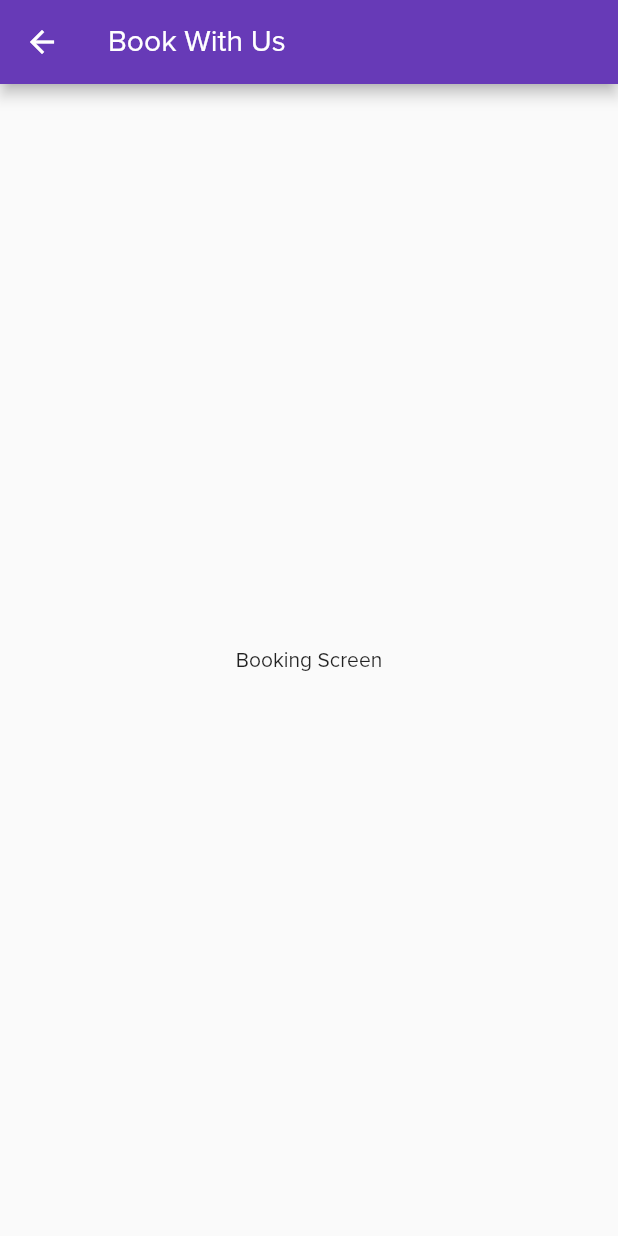
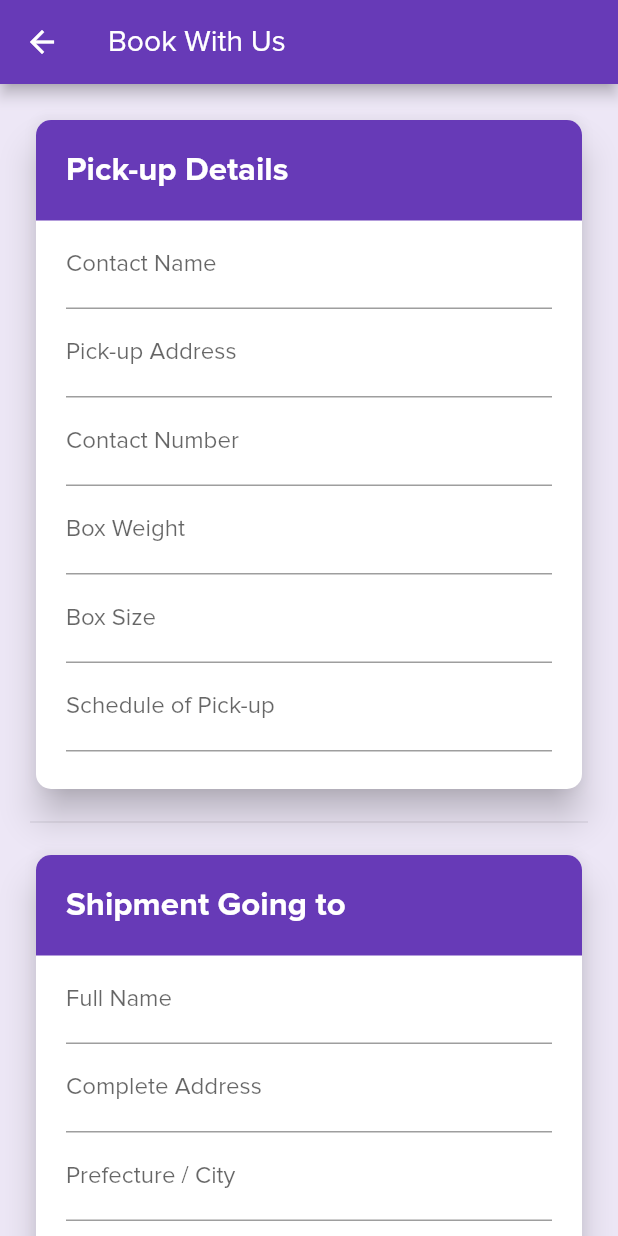
Before and after one commit to Qubits-01/pabitbit-pabagahe-pabili, a Flutter app: the screen it shows after launch, after a tap on "Book Your Order Now", on a phone screen of 412 x 824 dp. Run offline on Flutter 3.47's test engine with Material 2 defaults, Android fonts, the phone set to English and light mode, and no system bars; our stand-ins replace curved_navigation_bar.

Commit message:
Add screen for order booking

```diff
--- a/lib/main.dart
+++ b/lib/main.dart
@@ -1,10 +1,8 @@
 import 'package:flutter/material.dart';
 import 'package:flutter/services.dart';
-import 'package:provider/provider.dart';
 
 import 'routes.dart';
 import 'theme_data.dart';
-import './providers/nav_bar_state_provider.dart';
 
 void main() {
   // Make status bar transparent.
@@ -18,14 +16,11 @@ void main() {
 class MyApp extends StatelessWidget {
   @override
   Widget build(BuildContext context) {
-    return ChangeNotifierProvider(
-      create: (context) => NavBarStateProvider(),
-      child: MaterialApp(
-        title: 'Pabitbit Pabagahe Pabili (P3)',
-        theme: themeData(),
-        debugShowCheckedModeBanner: false,
-        routes: myRoutes,
-      ),
+    return MaterialApp(
+      title: 'Pabitbit Pabagahe Pabili (P3)',
+      theme: themeData(),
+      debugShowCheckedModeBanner: false,
+      routes: myRoutes,
     );
   }
 }
--- a/lib/screens/main/main_screen.dart
+++ b/lib/screens/main/main_screen.dart
@@ -61,7 +61,9 @@ class MainScreen extends StatelessWidget {
   Widget build(BuildContext context) {
     print('Main Screen');
 
-    return WillPopScope(
+    return ChangeNotifierProvider(
+      create: (context) => NavBarStateProvider(),
+      child: WillPopScope(
         onWillPop: () => _onBackPressed(context),
         child: Scaffold(
           body: Consumer<NavBarStateProvider>(
@@ -71,6 +73,7 @@ class MainScreen extends StatelessWidget {
           ),
           bottomNavigationBar: const MyBottomNavigationBar(),
         ),
+      ),
     );
   }
 }
--- a/lib/screens/order_booking/order_booking_screen.dart
+++ b/lib/screens/order_booking/order_booking_screen.dart
@@ -1,4 +1,6 @@
 import 'package:flutter/material.dart';
+
+import 'widgets/whole_form.dart';
 
 class OrderBookingScreen extends StatelessWidget {
   const OrderBookingScreen();
@@ -7,10 +9,16 @@ class OrderBookingScreen extends StatelessWidget {
 
   @override
   Widget build(BuildContext context) {
+    final Size screenSize = MediaQuery.of(context).size;
+
     return Scaffold(
       appBar: AppBar(title: const Text('Book With Us')),
-      body: const Center(
-        child: Text('Booking Screen'),
+      body: Container(
+        width: screenSize.width,
+        height: screenSize.height,
+        alignment: Alignment.topCenter,
+        color: Colors.deepPurple[50],
+        child: WholeForm(screenSize),
       ),
     );
   }
--- /dev/null
+++ b/lib/screens/order_booking/widgets/form_group.dart
@@ -0,0 +1,34 @@
+import 'package:flutter/material.dart';
+
+import 'form_group_body.dart';
+import 'form_group_header.dart';
+
+class FormGroup extends StatelessWidget {
+  const FormGroup(
+    this.screenSize, {
+    @required this.title,
+    @required this.formFields,
+  });
+
+  final Size screenSize;
+  final String title;
+  final List<Widget> formFields;
+
+  @override
+  Widget build(BuildContext context) {
+    return Card(
+      elevation: 10,
+      shape: RoundedRectangleBorder(borderRadius: BorderRadius.circular(10)),
+      child: Container(
+        width: screenSize.width * 0.9,
+        child: Column(
+          crossAxisAlignment: CrossAxisAlignment.start,
+          children: <Widget>[
+            FormGroupHeader(screenSize, title: title),
+            FormGroupBody(formFields: formFields),
+          ],
+        ),
+      ),
+    );
+  }
+}
--- /dev/null
+++ b/lib/screens/order_booking/widgets/form_group_body.dart
@@ -0,0 +1,18 @@
+import 'package:flutter/material.dart';
+
+class FormGroupBody extends StatelessWidget {
+  const FormGroupBody({@required this.formFields});
+
+  final List<Widget> formFields;
+
+  @override
+  Widget build(BuildContext context) {
+    return Container(
+      padding: const EdgeInsets.only(left: 20, right: 20, bottom: 25),
+      child: Column(
+        crossAxisAlignment: CrossAxisAlignment.start,
+        children: formFields,
+      ),
+    );
+  }
+}
--- /dev/null
+++ b/lib/screens/order_booking/widgets/form_group_divider.dart
@@ -0,0 +1,16 @@
+import 'package:flutter/material.dart';
+
+class FormGroupDivider extends StatelessWidget {
+  const FormGroupDivider({Key key}) : super(key: key);
+
+  @override
+  Widget build(BuildContext context) {
+    return Column(
+      children: const <Widget>[
+        SizedBox(height: 10),
+        Divider(),
+        SizedBox(height: 10),
+      ],
+    );
+  }
+}
--- /dev/null
+++ b/lib/screens/order_booking/widgets/form_group_header.dart
@@ -0,0 +1,28 @@
+import 'package:flutter/material.dart';
+
+class FormGroupHeader extends StatelessWidget {
+  const FormGroupHeader(this.screenSize, {@required this.title});
+
+  final Size screenSize;
+  final String title;
+
+  @override
+  Widget build(BuildContext context) {
+    return Container(
+      width: screenSize.width * 0.9,
+      padding: const EdgeInsets.all(20),
+      decoration: const BoxDecoration(
+        color: Colors.deepPurple,
+        borderRadius: BorderRadius.vertical(top: Radius.circular(10)),
+      ),
+      child: Text(
+        title,
+        style: TextStyle(
+          color: Colors.white,
+          fontSize: Theme.of(context).textTheme.headline4.fontSize,
+          fontWeight: Theme.of(context).textTheme.headline4.fontWeight,
+        ),
+      ),
+    );
+  }
+}
--- /dev/null
+++ b/lib/screens/order_booking/widgets/package_details.dart
@@ -0,0 +1,40 @@
+import 'package:flutter/material.dart';
+
+import 'form_group.dart';
+import 'services_selection.dart';
+
+class PackageDetails extends StatelessWidget {
+  const PackageDetails(
+    this.screenSize, {
+    @required this.title,
+  });
+
+  final Size screenSize;
+  final String title;
+
+  @override
+  Widget build(BuildContext context) {
+    return FormGroup(
+      screenSize,
+      title: title,
+      formFields: <Widget>[
+        TextFormField(
+          decoration: const InputDecoration(
+            labelText: 'Package Weight',
+          ),
+          keyboardType: TextInputType.number,
+          textInputAction: TextInputAction.next,
+        ),
+        const SizedBox(height: 5),
+        const Divider(),
+        Text(
+          'Service Type',
+          style: TextStyle(
+              color: Colors.black87,
+              fontSize: Theme.of(context).textTheme.headline6.fontSize),
+        ),
+        ServicesSelection(),
+      ],
+    );
+  }
+}
--- /dev/null
+++ b/lib/screens/order_booking/widgets/pick_up_details.dart
@@ -0,0 +1,65 @@
+import 'package:flutter/material.dart';
+
+import 'form_group.dart';
+
+class PickUpDetails extends StatelessWidget {
+  const PickUpDetails(
+    this.screenSize, {
+    @required this.title,
+  });
+
+  final Size screenSize;
+  final String title;
+
+  @override
+  Widget build(BuildContext context) {
+    return FormGroup(
+      screenSize,
+      title: title,
+      formFields: <Widget>[
+        TextFormField(
+          decoration: const InputDecoration(
+            labelText: 'Contact Name',
+          ),
+          keyboardType: TextInputType.name,
+          textInputAction: TextInputAction.next,
+        ),
+        TextFormField(
+          decoration: const InputDecoration(
+            labelText: 'Pick-up Address',
+          ),
+          keyboardType: TextInputType.streetAddress,
+          textInputAction: TextInputAction.next,
+        ),
+        TextFormField(
+          decoration: const InputDecoration(
+            labelText: 'Contact Number',
+          ),
+          keyboardType: TextInputType.phone,
+          textInputAction: TextInputAction.next,
+        ),
+        TextFormField(
+          decoration: const InputDecoration(
+            labelText: 'Box Weight',
+          ),
+          keyboardType: TextInputType.number,
+          textInputAction: TextInputAction.next,
+        ),
+        TextFormField(
+          decoration: const InputDecoration(
+            labelText: 'Box Size',
+          ),
+          keyboardType: TextInputType.number,
+          textInputAction: TextInputAction.next,
+        ),
+        TextFormField(
+          decoration: const InputDecoration(
+            labelText: 'Schedule of Pick-up',
+          ),
+          keyboardType: TextInputType.datetime,
+          textInputAction: TextInputAction.next,
+        ),
+      ],
+    );
+  }
+}
--- /dev/null
+++ b/lib/screens/order_booking/widgets/services_selection.dart
@@ -0,0 +1,110 @@
+import 'package:flutter/material.dart';
+
+class ServicesSelection extends StatefulWidget {
+  const ServicesSelection();
+
+  @override
+  _ServicesSelectionState createState() => _ServicesSelectionState();
+}
+
+enum ServicesType {
+  pasabay,
+  pabitbitPabagahe,
+  pabitbitBiahero,
+  pabiliPabitbitPabagahe,
+  pabiliPabitbitBiahero,
+}
+
+class _ServicesSelectionState extends State<ServicesSelection> {
+  ServicesType _serviceType = ServicesType.pasabay;
+
+  @override
+  Widget build(BuildContext context) {
+    return Column(
+      children: <Widget>[
+        // ListTile(
+        //   title: const Text('Pasabay'),
+        //   leading: Radio(
+        //     value: ServicesType.pasabay,
+        //     groupValue: _serviceType,
+        //     onChanged: (ServicesType value) {
+        //       setState(() {
+        //         _serviceType = value;
+        //       });
+        //     },
+        //   ),
+        // ),
+        RadioListTile(
+          title: const Text('Pasabay'),
+          secondary: IconButton(
+            icon: const Icon(Icons.info_outline),
+            onPressed: () {},
+          ),
+          value: ServicesType.pasabay,
+          groupValue: _serviceType,
+          onChanged: (ServicesType value) {
+            setState(() {
+              _serviceType = value;
+            });
+          },
+        ),
+        RadioListTile(
+          title: const Text('Pabibit (Pabagahe)'),
+          secondary: IconButton(
+            icon: const Icon(Icons.info_outline),
+            onPressed: () {},
+          ),
+          value: ServicesType.pabitbitPabagahe,
+          groupValue: _serviceType,
+          onChanged: (ServicesType value) {
+            setState(() {
+              _serviceType = value;
+            });
+          },
+        ),
+        RadioListTile(
+          title: const Text('Pabibit (Biahero)'),
+          secondary: IconButton(
+            icon: const Icon(Icons.info_outline),
+            onPressed: () {},
+          ),
+          value: ServicesType.pabitbitBiahero,
+          groupValue: _serviceType,
+          onChanged: (ServicesType value) {
+            setState(() {
+              _serviceType = value;
+            });
+          },
+        ),
+        RadioListTile(
+          title: const Text('Pabili at Pabibit (Pabagahe)'),
+          secondary: IconButton(
+            icon: const Icon(Icons.info_outline),
+            onPressed: () {},
+          ),
+          value: ServicesType.pabiliPabitbitPabagahe,
+          groupValue: _serviceType,
+          onChanged: (ServicesType value) {
+            setState(() {
+              _serviceType = value;
+            });
+          },
+        ),
+        RadioListTile(
+          title: const Text('Pabili at Pabitbit (Biahero)'),
+          secondary: IconButton(
+            icon: const Icon(Icons.info_outline),
+            onPressed: () {},
+          ),
+          value: ServicesType.pabiliPabitbitBiahero,
+          groupValue: _serviceType,
+          onChanged: (ServicesType value) {
+            setState(() {
+              _serviceType = value;
+            });
+          },
+        ),
+      ],
+    );
+  }
+}
--- /dev/null
+++ b/lib/screens/order_booking/widgets/shipment_going_to.dart
@@ -0,0 +1,58 @@
+import 'package:flutter/material.dart';
+
+import 'form_group.dart';
+
+class ShipmentGoingTo extends StatelessWidget {
+  const ShipmentGoingTo(
+    this.screenSize, {
+    @required this.title,
+  });
+
+  final Size screenSize;
+  final String title;
+
+  @override
+  Widget build(BuildContext context) {
+    return FormGroup(
+      screenSize,
+      title: title,
+      formFields: <Widget>[
+        TextFormField(
+          decoration: const InputDecoration(
+            labelText: 'Full Name',
+          ),
+          keyboardType: TextInputType.name,
+          textInputAction: TextInputAction.next,
+        ),
+        TextFormField(
+          decoration: const InputDecoration(
+            labelText: 'Complete Address',
+          ),
+          keyboardType: TextInputType.streetAddress,
+          textInputAction: TextInputAction.next,
+        ),
+        TextFormField(
+          decoration: const InputDecoration(
+            labelText: 'Prefecture / City',
+          ),
+          keyboardType: TextInputType.streetAddress,
+          textInputAction: TextInputAction.next,
+        ),
+        TextFormField(
+          decoration: const InputDecoration(
+            labelText: 'Postal Code',
+          ),
+          keyboardType: TextInputType.number,
+          textInputAction: TextInputAction.next,
+        ),
+        TextFormField(
+          decoration: const InputDecoration(
+            labelText: 'Contact Number',
+          ),
+          keyboardType: TextInputType.phone,
+          textInputAction: TextInputAction.next,
+        ),
+      ],
+    );
+  }
+}
--- /dev/null
+++ b/lib/screens/order_booking/widgets/whole_form.dart
@@ -0,0 +1,30 @@
+import 'package:flutter/material.dart';
+
+import 'form_group_divider.dart';
+import 'package_details.dart';
+import 'pick_up_details.dart';
+import 'shipment_going_to.dart';
+
+class WholeForm extends StatelessWidget {
+  const WholeForm(this.screenSize);
+
+  final Size screenSize;
+
+  @override
+  Widget build(BuildContext context) {
+    return Form(
+      child: SingleChildScrollView(
+        padding: const EdgeInsets.all(20),
+        child: Column(
+          children: <Widget>[
+            PickUpDetails(screenSize, title: 'Pick-up Details'),
+            const FormGroupDivider(),
+            ShipmentGoingTo(screenSize, title: 'Shipment Going to'),
+            const FormGroupDivider(),
+            PackageDetails(screenSize, title: 'Package Details'),
+          ],
+        ),
+      ),
+    );
+  }
+}
--- a/lib/screens/overview/widgets/lower_card_info_box_title.dart
+++ b/lib/screens/overview/widgets/lower_card_info_box_title.dart
@@ -12,7 +12,7 @@ class LowerCardInfoBoxTitle extends StatelessWidget {
             child: Text(
               'Your Orders ',
               style: TextStyle(
-                fontSize: Theme.of(context).textTheme.headline5.fontSize,
+                fontSize: Theme.of(context).textTheme.headline6.fontSize,
               ),
             ),
           ),
--- a/lib/screens/overview/widgets/upper_card_lower_list_tile.dart
+++ b/lib/screens/overview/widgets/upper_card_lower_list_tile.dart
@@ -20,7 +20,7 @@ class UpperCardLowerListTile extends StatelessWidget {
         title: Text(
           'Book Your Order Now',
           style: TextStyle(
-            fontSize: Theme.of(context).textTheme.headline4.fontSize,
+            fontSize: Theme.of(context).textTheme.headline5.fontSize,
           ),
         ),
         subtitle: const Text('We offer various services'),
--- a/lib/theme_data.dart
+++ b/lib/theme_data.dart
@@ -3,13 +3,13 @@ import 'package:flutter/material.dart';
 ThemeData themeData() {
   return ThemeData(
     primarySwatch: Colors.deepPurple,
-    accentColor: Colors.amberAccent,
+    accentColor: Colors.deepPurpleAccent,
     fontFamily: 'ProximaNova',
     textTheme: const TextTheme(
       headline3: TextStyle(fontSize: 34.0, fontWeight: FontWeight.bold),
-      headline4: TextStyle(fontSize: 20.0, fontWeight: FontWeight.bold),
-      headline5: TextStyle(fontSize: 18.0, fontWeight: FontWeight.bold),
-      headline6: TextStyle(fontSize: 16.0, fontWeight: FontWeight.bold),
+      headline4: TextStyle(fontSize: 22.0, fontWeight: FontWeight.bold),
+      headline5: TextStyle(fontSize: 20.0, fontWeight: FontWeight.bold),
+      headline6: TextStyle(fontSize: 18.0, fontWeight: FontWeight.bold),
       bodyText1: TextStyle(fontSize: 16.0),
       bodyText2: TextStyle(fontSize: 14.0),
     ),
```
Lines whose indentation alone changed are shown as unchanged.
